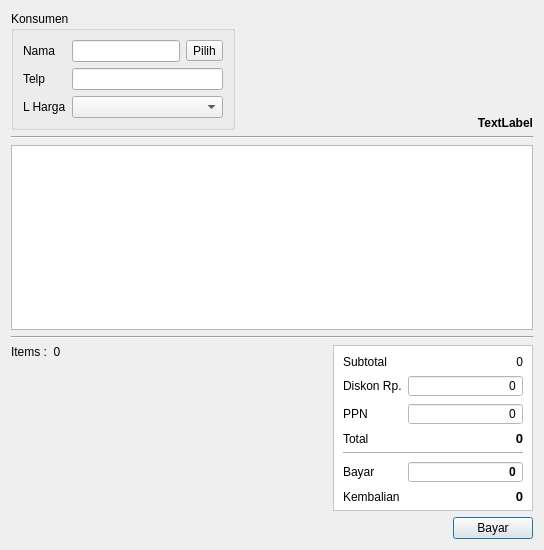
First picture: the form in src/dialogs/instantorderdialog.ui, repository AyahnaSyahid/LazyMins, before the edit.
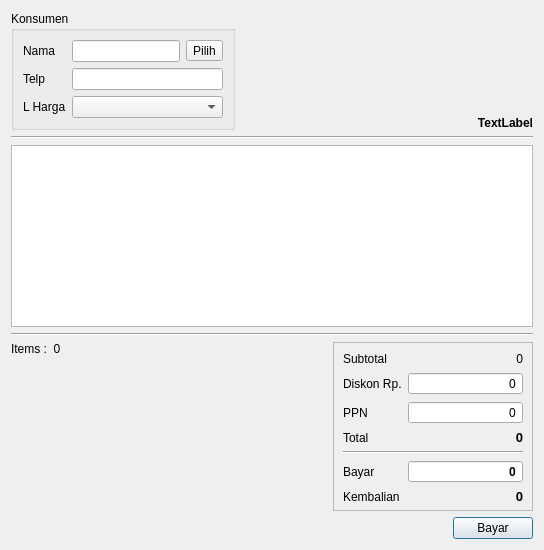
Second picture: the form after the edit.

What changed in the file:
```diff
--- a/src/dialogs/instantorderdialog.ui
+++ b/src/dialogs/instantorderdialog.ui
@@ -139,9 +139,6 @@
          <height>0</height>
         </size>
        </property>
-       <property name="styleSheet">
-        <string notr="true">background-color: rgb(255, 255, 255);</string>
-       </property>
        <property name="frameShape">
         <enum>QFrame::Shape::StyledPanel</enum>
        </property>
```
